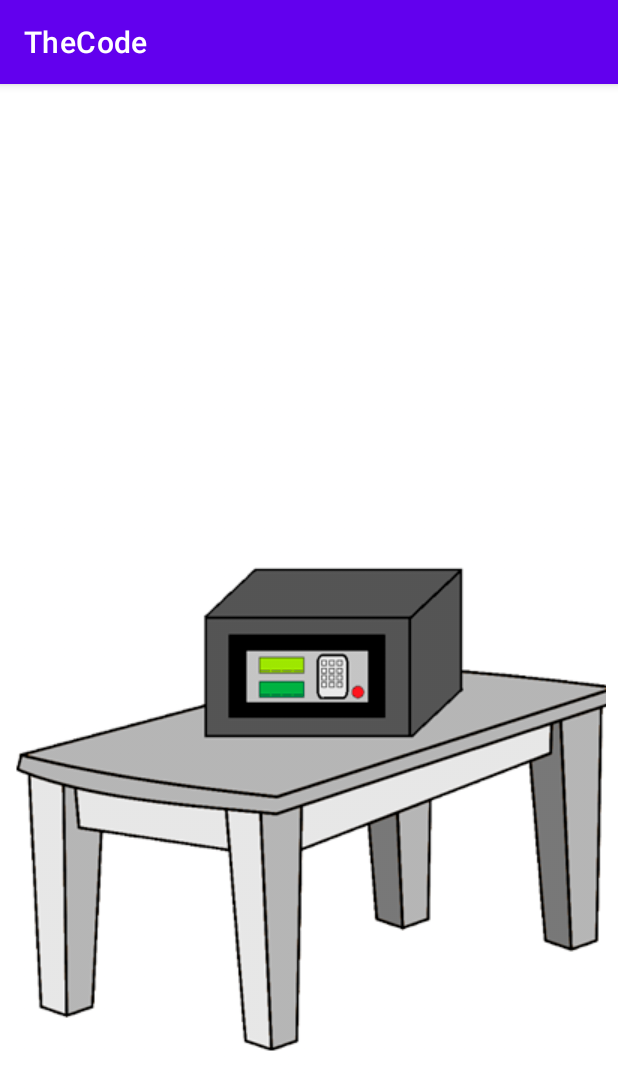
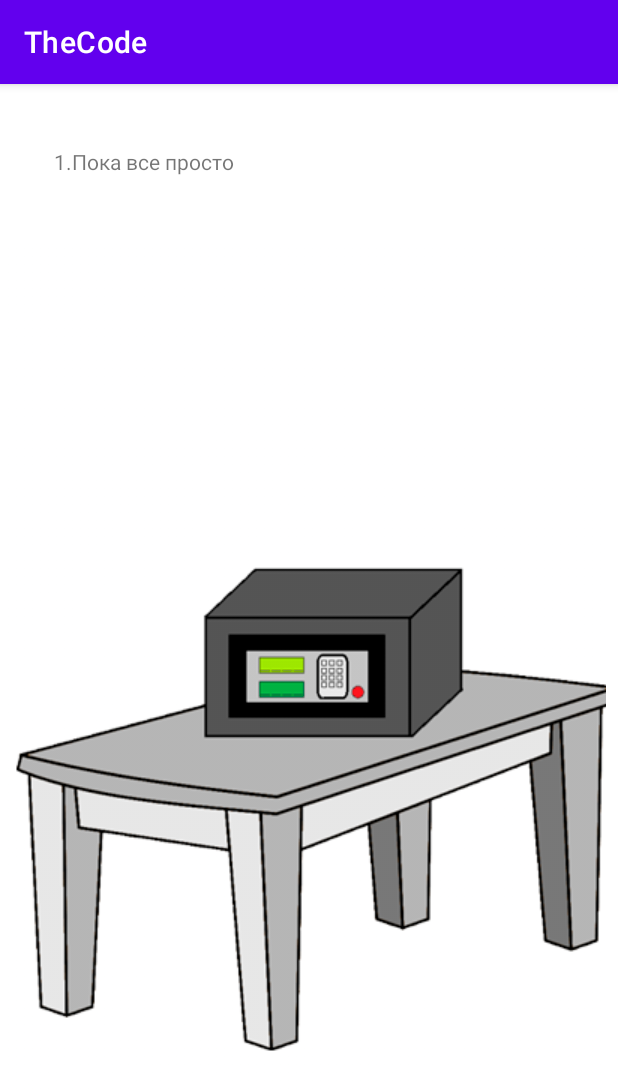
Before and after one commit to OSLL/circle20-wip, an Android app: the screen it shows after launch (Level1), on a phone screen of 412 x 824 dp. Shown: the top 1090 px of the screen. Run offline under Robolectric (Android 15) with nearby library versions, the phone set to English and light mode, and no system bars.

Commit message:
Немного пошлифовал что есть

```diff
--- a/app/src/main/java/com/megaprojectsuperpuper/thecode/Level4.kt
+++ b/app/src/main/java/com/megaprojectsuperpuper/thecode/Level4.kt
@@ -17,12 +17,9 @@ class Level4 : AppCompatActivity() {
         super.onCreate(savedInstanceState)
         setContentView(R.layout.activity_level1)
         textView3.setText(name)
-        textView2.setText(name)
         mainbutton.setOnClickListener {
             mainbutton.visibility = View.INVISIBLE
-            textView3.visibility = View.INVISIBLE
             textView.visibility = View.VISIBLE
-            textView2.visibility = View.VISIBLE
             textView4.visibility = View.VISIBLE
             imageView.visibility = View.VISIBLE
             button1.visibility = View.VISIBLE
--- a/app/src/main/res/layout/activity_level1.xml
+++ b/app/src/main/res/layout/activity_level1.xml
@@ -64,17 +64,6 @@
         app:layout_constraintStart_toStartOf="@+id/imageView"
         app:layout_constraintTop_toTopOf="@+id/imageView"
         app:layout_constraintVertical_bias="0.398" />
-
-    <TextView
-        android:id="@+id/textView2"
-        android:layout_width="wrap_content"
-        android:layout_height="wrap_content"
-        android:layout_marginTop="30dp"
-        android:text="Пока все просто"
-        android:visibility="invisible"
-        app:layout_constraintEnd_toEndOf="parent"
-        app:layout_constraintStart_toStartOf="parent"
-        app:layout_constraintTop_toTopOf="parent" />
 
     <RadioGroup
         android:id="@+id/button1"
@@ -225,7 +214,8 @@
         android:visibility="visible"
         app:layout_constraintBottom_toBottomOf="parent"
         app:layout_constraintStart_toStartOf="parent"
-        app:srcCompat="@drawable/stolv_3_0" />
+        app:srcCompat="@drawable/stolv_3_0"
+        tools:visibility="visible" />
 
     <TextView
         android:id="@+id/textView3"
@@ -233,26 +223,10 @@
         android:layout_height="wrap_content"
         android:layout_marginStart="36dp"
         android:layout_marginTop="42dp"
-        android:layout_marginBottom="75dp"
         android:text="1.Пока все просто"
         android:visibility="visible"
-        app:layout_constraintBottom_toTopOf="@+id/mainbutton"
         app:layout_constraintStart_toStartOf="parent"
         app:layout_constraintTop_toTopOf="parent"
         tools:visibility="visible" />
 
-    <RadioGroup
-        android:id="@+id/button322"
-        android:layout_width="20dp"
-        android:layout_height="20dp"
-        android:layout_marginStart="261dp"
-        android:layout_marginTop="298dp"
-        android:layout_marginEnd="117dp"
-        android:layout_marginBottom="176dp"
-        android:visibility="invisible"
-        app:layout_constraintBottom_toBottomOf="@+id/imageView"
-        app:layout_constraintEnd_toEndOf="@+id/imageView"
-        app:layout_constraintStart_toStartOf="@+id/imageView"
-        app:layout_constraintTop_toTopOf="@+id/mainbutton" />
-
 </androidx.constraintlayout.widget.ConstraintLayout>
```
Also changed, not shown: app/src/main/java/com/megaprojectsuperpuper/thecode/Level1.kt (+1 -10 lines), app/src/main/java/com/megaprojectsuperpuper/thecode/Level2.kt (+2 -11 lines), app/src/main/java/com/megaprojectsuperpuper/thecode/Level3.kt (+0 -9 lines).
